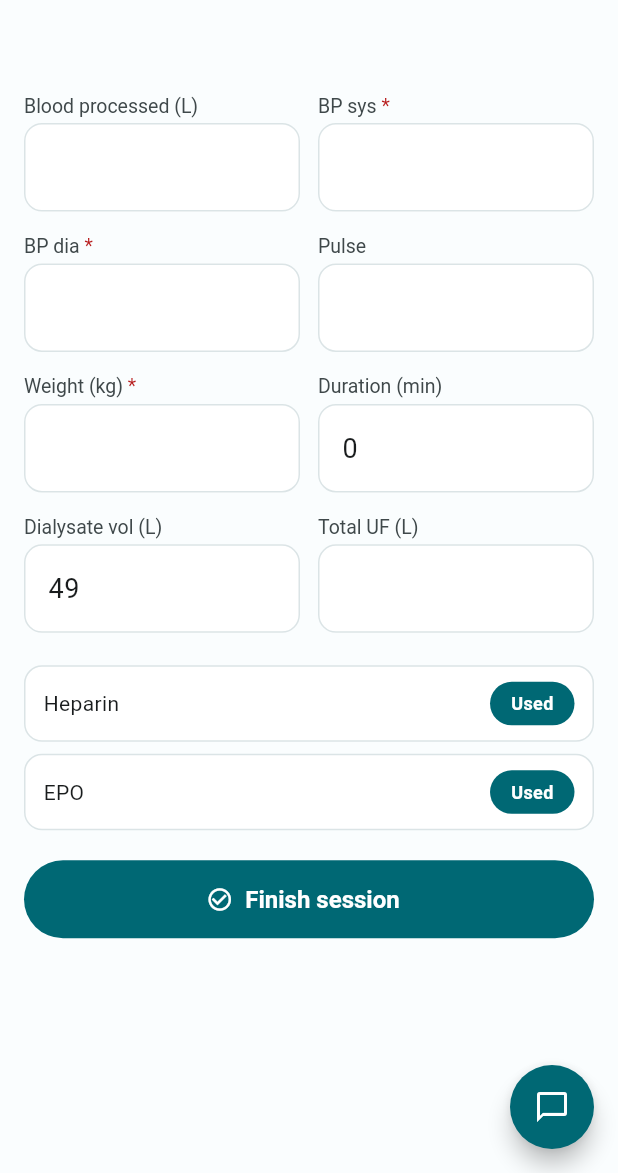
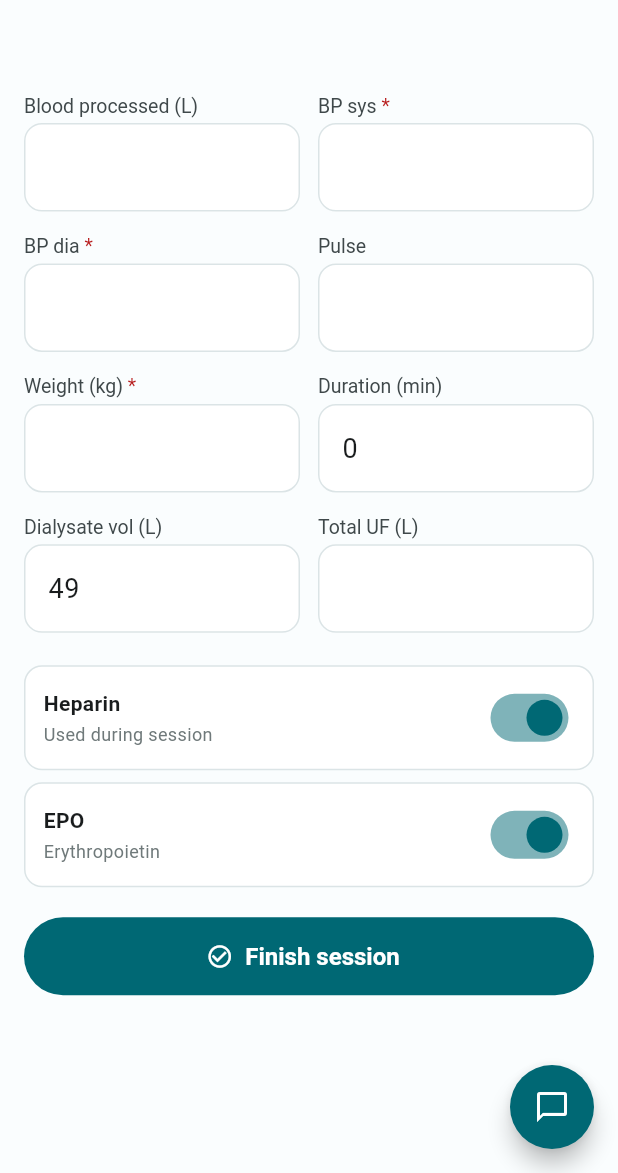
Before and after one commit to ntg2208/home-hemodialysis-tracker, a Flutter app: the PostTreatment screen opened directly with empty values, on a phone screen of 412 x 824 dp, the part 63-1236 px from its top. Run offline on Flutter 3.47's test engine with Material 3 defaults, Android fonts, the light colour scheme and no system bars; our stand-ins replace cloud_firestore, dio, firebase_auth, firebase_core, fl_chart, flutter_local_notifications and 7 more; accounts and stored records are empty; generated files the repository leaves out were written again; network calls fail.

Commit message:
feat(flutter): replace post-treatment pill toggles with Switch — match pre-treatment style

```diff
--- a/flutter/lib/features/treatment/screens/post.dart
+++ b/flutter/lib/features/treatment/screens/post.dart
@@ -187,16 +187,18 @@ class _PostTreatmentState extends ConsumerState<PostTreatment> {
           const SizedBox(height: 16),
           _MedToggle(
             label: 'Heparin',
+            subtitle: 'Used during session',
             stock: _heparinStock,
             used: _heparinUsed,
-            onToggle: () => setState(() => _heparinUsed = !_heparinUsed),
+            onChanged: (v) => setState(() => _heparinUsed = v),
           ),
           const SizedBox(height: 8),
           _MedToggle(
             label: 'EPO',
+            subtitle: 'Erythropoietin',
             stock: _epoStock,
             used: _epoUsed,
-            onToggle: () => setState(() => _epoUsed = !_epoUsed),
+            onChanged: (v) => setState(() => _epoUsed = v),
           ),
           const SizedBox(height: 20),
           SaveButton(
@@ -215,15 +217,18 @@ class _PostTreatmentState extends ConsumerState<PostTreatment> {
 }
 
 class _MedToggle extends StatelessWidget {
-  const _MedToggle(
-      {required this.label,
-      required this.stock,
+  const _MedToggle({
+    required this.label,
+    required this.subtitle,
     required this.used,
-      required this.onToggle});
+    required this.onChanged,
+    this.stock,
+  });
   final String label;
+  final String subtitle;
+  final bool used;
+  final ValueChanged<bool> onChanged;
   final num? stock;
-  final bool used;
-  final VoidCallback onToggle;
 
   @override
   Widget build(BuildContext context) {
@@ -236,27 +241,31 @@ class _MedToggle extends StatelessWidget {
         borderRadius: BorderRadius.circular(12),
       ),
       child: Row(children: [
-        Text(label, style: TextStyle(color: t.textPrimary)),
+        Expanded(
+          child: Column(
+            crossAxisAlignment: CrossAxisAlignment.start,
+            children: [
+              Row(children: [
+                Text(label,
+                    style: TextStyle(
+                        fontWeight: FontWeight.w600,
+                        color: t.textPrimary)),
                 if (stock != null) ...[
                   const SizedBox(width: 8),
-          Text('$stock remaining',
+                  Text('$stock left',
                       style: TextStyle(fontSize: 12, color: t.textMuted)),
                 ],
-        const Spacer(),
-        GestureDetector(
-          onTap: onToggle,
-          child: Container(
-            padding: const EdgeInsets.symmetric(horizontal: 14, vertical: 6),
-            decoration: BoxDecoration(
-              color: used ? t.accent : t.border,
-              borderRadius: BorderRadius.circular(999),
+              ]),
+              const SizedBox(height: 2),
+              Text(subtitle,
+                  style: TextStyle(fontSize: 12, color: t.textMuted)),
+            ],
           ),
-            child: Text(used ? 'Used' : 'Not used',
-                style: TextStyle(
-                    fontSize: 12,
-                    fontWeight: FontWeight.w600,
-                    color: used ? t.accentOn : t.textSecondary)),
         ),
+        Switch(
+          value: used,
+          onChanged: onChanged,
+          activeThumbColor: t.accent,
         ),
       ]),
     );
```
Lines whose indentation alone changed are shown as unchanged.
